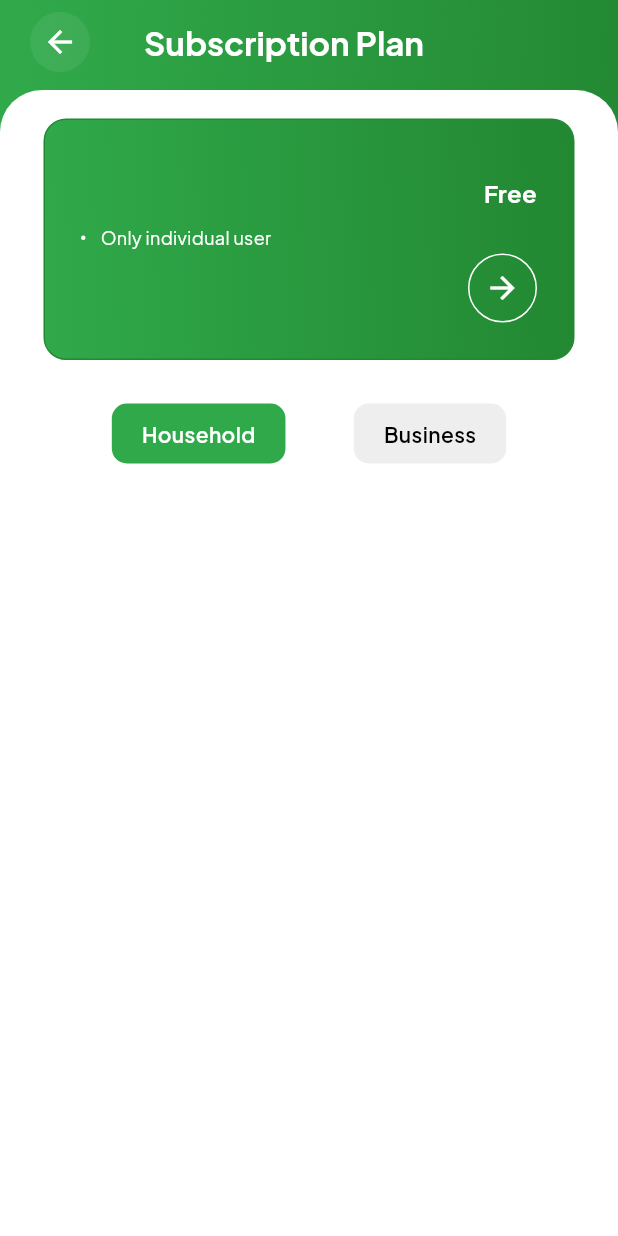
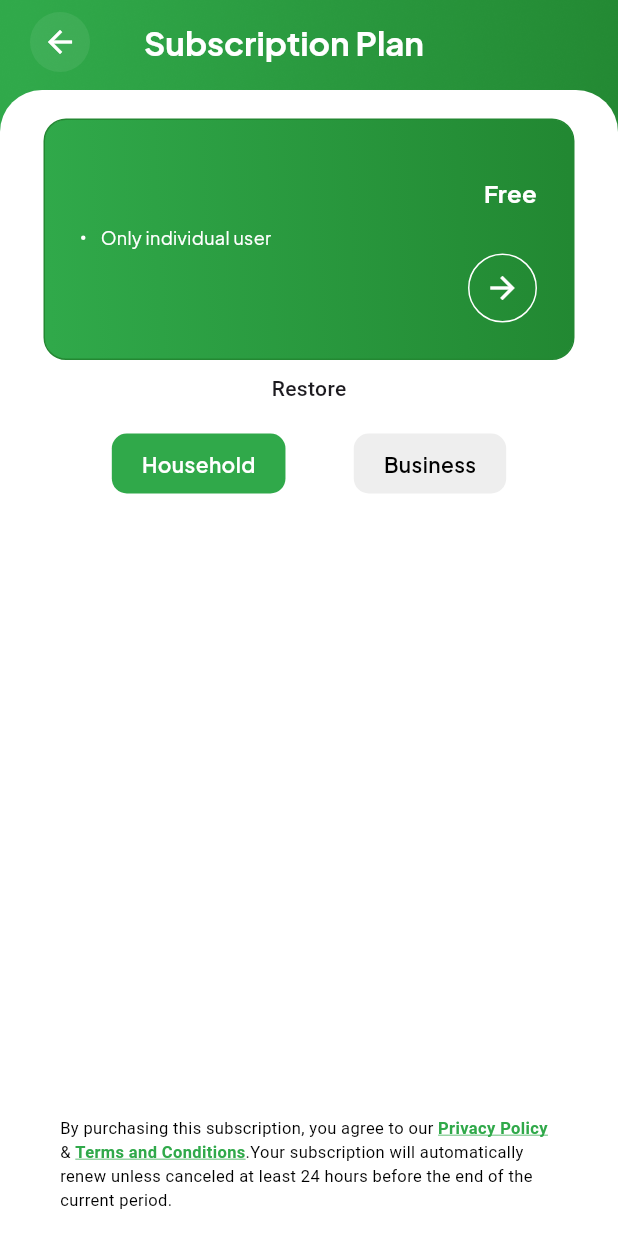
Before and after one commit to Techdotpvtltd/listiaapp, a Flutter app: the ProfileScreen screen opened directly, after a tap on "Subscription", on a phone screen of 412 x 824 dp. Run offline on Flutter 3.47's test engine with Material 3 defaults, Android fonts, the phone set to English and light mode, and no system bars; our stand-ins replace another_flushbar, cached_network_image, cloud_firestore, dropdown_button2, firebase_auth, firebase_core and 14 more; missing offline and left inert: ntp; accounts and stored records are empty; network calls fail.

Commit message:
prepare for uploading

```diff
--- a/lib/blocs/auth/auth_event.dart
+++ b/lib/blocs/auth/auth_event.dart
@@ -51,3 +51,5 @@ class AuthEventAppleLogin extends AuthEvent {}
 
 // Google Login Event
 class AuthEventGoogleLogin extends AuthEvent {}
+
+class AuthEventPerformDeletion extends AuthEvent {}
--- a/lib/screens/main/profile_screen.dart
+++ b/lib/screens/main/profile_screen.dart
@@ -8,6 +8,8 @@
 import 'package:flutter/material.dart';
 import 'package:flutter_bloc/flutter_bloc.dart';
 import 'package:google_fonts/google_fonts.dart';
+import 'package:listi_shop/blocs/auth/auth_bloc.dart';
+import 'package:listi_shop/blocs/auth/auth_event.dart';
 import 'package:listi_shop/blocs/user/user_bloc.dart';
 import 'package:listi_shop/blocs/user/user_state.dart';
 import 'package:listi_shop/models/user_model.dart';
@@ -15,18 +17,15 @@ import 'package:listi_shop/repos/user_repo.dart';
 import 'package:listi_shop/screens/components/avatar_widget.dart';
 import 'package:listi_shop/screens/components/custom_button.dart';
 import 'package:listi_shop/screens/components/custom_scaffold.dart';
-import 'package:listi_shop/screens/components/paddings.dart';
 import 'package:listi_shop/screens/main/edit_profile_screen.dart';
 import 'package:listi_shop/screens/onboarding/forgot_screen.dart';
 import 'package:listi_shop/utils/constants/app_theme.dart';
 import 'package:listi_shop/utils/constants/constants.dart';
+import 'package:listi_shop/utils/dialogs/dialogs.dart';
 import 'package:listi_shop/utils/extensions/navigation_service.dart';
+import 'package:url_launcher/url_launcher_string.dart';
 
 import '../../blocs/drawer_cubit/drawer_cubit.dart';
-import 'package:listi_shop/utils/dialogs/dialogs.dart';
-import 'package:listi_shop/blocs/auth/auth_bloc.dart';
-import 'package:listi_shop/blocs/auth/auth_event.dart';
-
 import 'subscription_plan_screen.dart';
 
 class ProfileScreen extends StatefulWidget {
@@ -150,30 +149,61 @@ class _ProfileScreenState extends State<ProfileScreen> {
           ],
         ),
       ),
-      body: HorizontalPadding(
+      body: Padding(
+        padding: const EdgeInsets.only(
+          left: 29,
+          right: 29,
+          top: 40,
+          bottom: 30,
+        ),
         child: Column(
+          spacing: 10,
           children: [
-            SizedBox(height: SCREEN_HEIGHT * 0.08),
             _CustomButton(
               "Change password",
               () {
                 NavigationService.go(const ForgotPasswordScreen());
               },
             ),
-            gapH20,
             _CustomButton(
               "Subscription",
               () {
                 NavigationService.go(const SubscriptionPlanScreen());
               },
             ),
+            _CustomButton(
+              "Privacy Policy",
+              () {
+                launchUrlString(
+                    "https://pro-akbar.github.io/fitness-terms-page/listi-privacy.html");
+              },
+            ),
+            _CustomButton(
+              "Terms and Conditions",
+              () {
+                launchUrlString(
+                    "https://pro-akbar.github.io/fitness-terms-page/listi-terms.html");
+              },
+            ),
             const Spacer(),
+            CustomButton(
+                title: "Delete Account",
+                backgroundColor: Colors.red,
+                onPressed: () {
+                  CustomDialogs().deleteBox(
+                    title: "Confirm Deleting Account?",
+                    message:
+                        "Deleting your account will remove all of your information from our database. This cannot be undone.",
+                    onPositivePressed: () {
+                      context.read<AuthBloc>().add(AuthEventPerformDeletion());
+                    },
+                  );
+                }),
             CustomButton(
                 title: "Logout",
                 onPressed: () {
                   trigegrLogoutEvent(context.read<AuthBloc>());
                 }),
-            gapH30,
           ],
         ),
       ),
--- a/lib/screens/main/subscription_plan_screen.dart
+++ b/lib/screens/main/subscription_plan_screen.dart
@@ -5,6 +5,7 @@
 // Date:        05-04-24 10:38:04 -- Friday
 // Description:
 
+import 'package:flutter/gestures.dart';
 import 'package:flutter/material.dart';
 import 'package:flutter_bloc/flutter_bloc.dart';
 import 'package:google_fonts/google_fonts.dart';
@@ -15,7 +16,10 @@ import 'package:listi_shop/screens/components/paddings.dart';
 import 'package:listi_shop/screens/main/payment_method_screen.dart';
 import 'package:listi_shop/utils/constants/app_theme.dart';
 import 'package:listi_shop/utils/constants/constants.dart';
+import 'package:listi_shop/utils/dialogs/loaders.dart';
+import 'package:listi_shop/utils/dialogs/snack_bar.dart';
 import 'package:listi_shop/utils/extensions/navigation_service.dart';
+import 'package:url_launcher/url_launcher.dart';
 
 import '../../blocs/drawer_cubit/drawer_cubit.dart';
 import '../../blocs/subscription/subscription_bloc.dart';
@@ -113,6 +117,54 @@ class _SubscriptionPlanScreenState extends State<SubscriptionPlanScreen> {
                 context.read<DrawerCubit>().openDrawer();
               }
             : null,
+        floatingActionButtonLocation: FloatingActionButtonLocation.centerFloat,
+        floatingActionButton: Padding(
+          padding: const EdgeInsets.symmetric(horizontal: 40),
+          child: Text.rich(
+            TextSpan(
+              text: "By purchasing this subscription, you agree to our ",
+              children: [
+                TextSpan(
+                  text: "Privacy Policy",
+                  recognizer: TapGestureRecognizer()
+                    ..onTap = () {
+                      launchUrl(Uri.parse(
+                          "https://pro-akbar.github.io/fitness-terms-page/listi-privacy.html"));
+                    },
+                  style: const TextStyle(
+                    color: AppTheme.primaryColor1,
+                    fontWeight: FontWeight.w600,
+                    decoration: TextDecoration.underline,
+                    decorationColor: AppTheme.primaryColor1,
+                  ),
+                ),
+                const TextSpan(text: " & "),
+                TextSpan(
+                  text: "Terms and Conditions",
+                  recognizer: TapGestureRecognizer()
+                    ..onTap = () {
+                      launchUrl(Uri.parse(
+                          "https://pro-akbar.github.io/fitness-terms-page/listi-terms.html"));
+                    },
+                  style: const TextStyle(
+                    color: AppTheme.primaryColor1,
+                    fontWeight: FontWeight.w600,
+                    decoration: TextDecoration.underline,
+                    decorationColor: AppTheme.primaryColor1,
+                  ),
+                ),
+                const TextSpan(
+                    text:
+                        ".Your subscription will automatically renew unless canceled at least 24 hours before the end of the current period."),
+              ],
+            ),
+            style: const TextStyle(
+              color: Colors.black,
+              fontWeight: FontWeight.w400,
+              fontSize: 11,
+            ),
+          ),
+        ),
         body: HVPadding(
           verticle: 10,
           child: SingleChildScrollView(
@@ -209,6 +261,22 @@ class _SubscriptionPlanScreenState extends State<SubscriptionPlanScreen> {
                               ),
                             ),
                           ],
+                        ),
+                      ),
+                      CustomInkWell(
+                        onTap: () async {
+                          Loader().show();
+                          await Future.delayed(const Duration(seconds: 2));
+                          Loader().hide();
+                          CustomSnack.error("Sorry",
+                              "No active subscription found to restore.");
+                        },
+                        child: const Text(
+                          "Restore",
+                          style: TextStyle(
+                            fontSize: 14,
+                            fontWeight: FontWeight.w500,
+                          ),
                         ),
                       ),
 
--- a/lib/services/web_services/firebase_auth_serivces.dart
+++ b/lib/services/web_services/firebase_auth_serivces.dart
@@ -25,6 +25,10 @@ class FirebaseAuthService {
     return credential;
   }
 
+  Future<void> deleteAccount() async {
+    FirebaseAuth.instance.currentUser?.delete();
+  }
+
   Future<void> sendEmailVerifcationLink() async {
     _auth.currentUser?.sendEmailVerification();
   }
--- a/pubspec.yaml
+++ b/pubspec.yaml
@@ -58,6 +58,7 @@ dependencies:
   firebase_messaging: ^15.2.4
   shared_preferences: ^2.2.2
   another_flushbar: ^1.12.30
+  url_launcher: ^6.3.1
 
 dev_dependencies:
   flutter_test:
```
Also changed, not shown: lib/blocs/auth/auth_bloc.dart (+23 -0 lines), lib/repos/auth_repo.dart (+11 -0 lines), lib/screens/onboarding/sign_up_screen.dart (+27 -5 lines), pubspec.lock, 1 other file.
